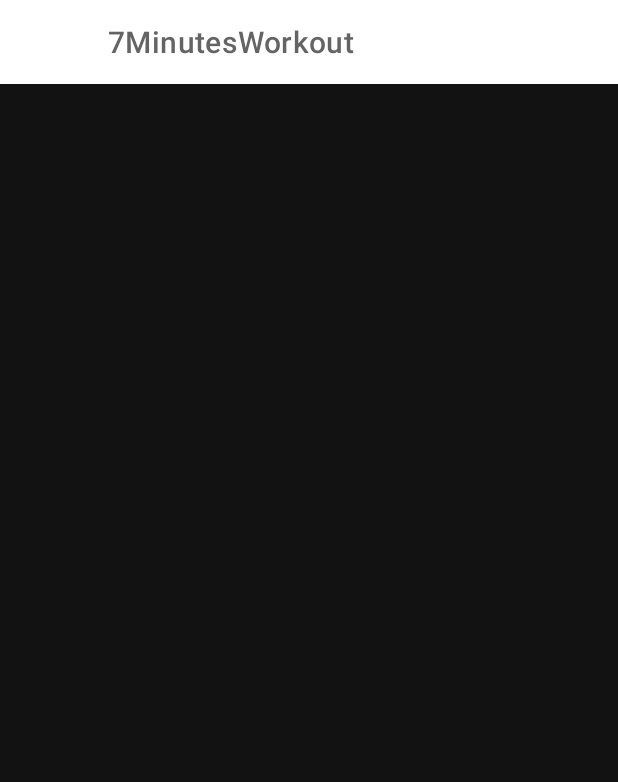
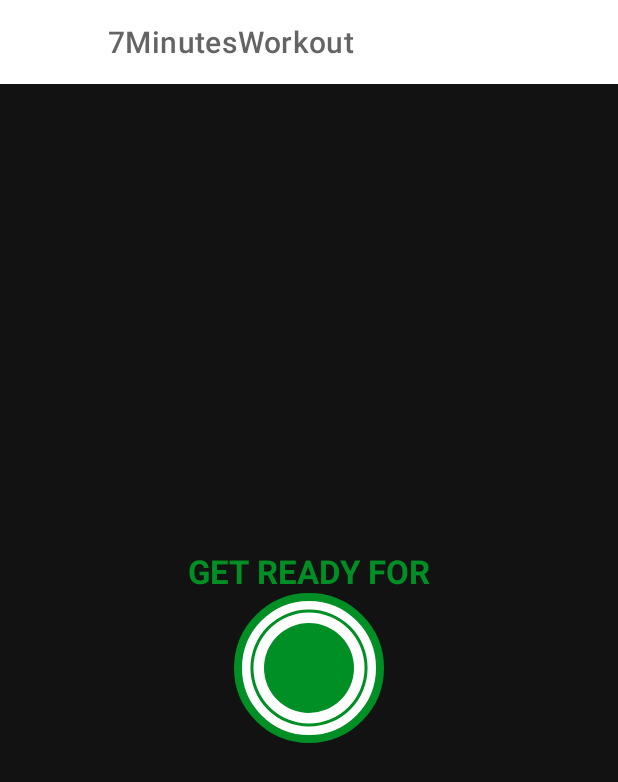
Before and after one commit to giangthao/7MinutesWorkout, an Android app: the ExerciseActivity screen opened directly, with no data from a screen before it, on a phone screen of 412 x 824 dp. Shown: the top 782 px of the screen. Run offline under Robolectric (Android 15) with nearby library versions, the phone set to English and light mode, and no system bars.

Commit message:
143 Implementing custom ui elements for a progress bar to click counterlock wise

```diff
--- a/app/src/main/java/com/example/a7minutesworkout/ExerciseActivity.kt
+++ b/app/src/main/java/com/example/a7minutesworkout/ExerciseActivity.kt
@@ -3,18 +3,19 @@ package com.example.a7minutesworkout
 import androidx.appcompat.app.AppCompatActivity
 import android.os.Bundle
 import com.example.a7minutesworkout.databinding.ActivityExerciseBinding
-import com.example.a7minutesworkout.databinding.ActivityMainBinding
 
 class ExerciseActivity : AppCompatActivity() {
-
-    private var  binding : ActivityExerciseBinding?= null
+    //Todo 1 Create 1 binding variable
+    private var binding: ActivityExerciseBinding? = null
     override fun onCreate(savedInstanceState: Bundle?) {
         super.onCreate(savedInstanceState)
-
+        //Todo 2 inflate the layout
         binding = ActivityExerciseBinding.inflate(layoutInflater)
+        //Todo 3 pass in binding?.root in the content view
         setContentView(binding?.root)
+        //Todo 5 then set support action bả and get tooBarExerciser using the binding variable
         setSupportActionBar(binding?.toolbarExcise)
-        if(supportActionBar!=null){
+        if (supportActionBar != null) {
             supportActionBar?.setDisplayHomeAsUpEnabled(true)
         }
         binding?.toolbarExcise?.setNavigationOnClickListener {
--- /dev/null
+++ b/app/src/main/res/drawable/circular_progress_bar.xml
@@ -0,0 +1,13 @@
+<?xml version="1.0" encoding="utf-8"?>
+<layer-list xmlns:android="http://schemas.android.com/apk/res/android">
+    <item>
+        <shape
+            android:innerRadiusRatio="2.7"
+            android:shape="ring"
+            android:thicknessRatio="50.0"
+            android:useLevel="true"
+            >
+            <solid android:color="@color/colorAccent"/>
+        </shape>
+    </item>
+</layer-list>
--- /dev/null
+++ b/app/src/main/res/drawable/item_circular_color_accent_background.xml
@@ -0,0 +1,7 @@
+<?xml version="1.0" encoding="utf-8"?>
+<shape xmlns:android="http://schemas.android.com/apk/res/android"
+    android:shape="oval"
+    >
+    <solid android:color="@color/colorAccent"/>
+
+</shape>
--- a/app/src/main/res/layout/activity_exercise.xml
+++ b/app/src/main/res/layout/activity_exercise.xml
@@ -1,5 +1,5 @@
 <?xml version="1.0" encoding="utf-8"?>
-<RelativeLayout xmlns:android="http://schemas.android.com/apk/res/android"
+<androidx.constraintlayout.widget.ConstraintLayout xmlns:android="http://schemas.android.com/apk/res/android"
     xmlns:app="http://schemas.android.com/apk/res-auto"
     xmlns:tools="http://schemas.android.com/tools"
     android:layout_width="match_parent"
@@ -7,11 +7,64 @@
     tools:context=".ExerciseActivity">
     <androidx.appcompat.widget.Toolbar
         android:id="@+id/toolbarExcise"
+        app:layout_constraintTop_toTopOf="parent"
         android:layout_width="match_parent"
         android:theme="@style/Base.CardView"
         android:layout_height="?android:attr/actionBarSize"
         android:background="@color/white"
         app:titleTextColor="@color/colorPrimary"
         />
+    <TextView
+        android:id="@+id/tv_Title"
+        android:layout_width="wrap_content"
+        android:layout_height="wrap_content"
+        android:text="GET READY FOR"
+        android:textSize="@dimen/default_text_size_button"
+        android:textColor="@color/colorAccent"
+        android:textStyle="bold"
+        app:layout_constraintBottom_toTopOf="@id/flProgressBar"
+        app:layout_constraintEnd_toEndOf="parent"
+        app:layout_constraintStart_toStartOf="parent" />
+     />
+    <FrameLayout
+        android:id="@+id/flProgressBar"
+        android:layout_width="100dp"
+        android:layout_height="100dp"
+        android:layout_marginTop="10dp"
+        android:background="@drawable/item_color_accent_border_ripple_background"
 
-</RelativeLayout>
+        app:layout_constraintBottom_toBottomOf="parent"
+        app:layout_constraintEnd_toEndOf="parent"
+        app:layout_constraintStart_toStartOf="parent"
+        app:layout_constraintTop_toBottomOf="@id/toolbarExcise">
+        <ProgressBar
+            android:id="@+id/progressBar"
+            style="?android:attr/progressBarStyleHorizontal"
+            android:layout_width="100dp"
+            android:layout_height="100dp"
+            android:layout_gravity="center"
+            android:background="@drawable/circular_progress_bar"
+            android:progressDrawable="@drawable/circular_progress_bar"
+            android:indeterminate="false"
+            android:max="10"
+            android:progress="100"
+            android:rotation="-90"/>
+        <LinearLayout
+            android:layout_width="60dp"
+            android:layout_height="60dp"
+            android:layout_gravity="center"
+            android:background="@drawable/item_circular_color_accent_background"
+            android:gravity="center">
+            <TextView
+                android:id="@+id/tvTimer"
+                android:layout_width="wrap_content"
+                android:layout_height="wrap_content"
+                android:textColor="#FFFFFF"
+                android:textSize="25sp"
+                android:textStyle="bold"
+                tools:text="10"/>
+
+        </LinearLayout>
+
+    </FrameLayout>
+</androidx.constraintlayout.widget.ConstraintLayout>
--- a/app/src/main/res/values-night/themes.xml
+++ b/app/src/main/res/values-night/themes.xml
@@ -1,6 +1,6 @@
 <resources xmlns:tools="http://schemas.android.com/tools">
     <!-- Base application theme. -->
-    <style name="Theme.7MinutesWorkout" parent="Theme.MaterialComponents.DayNight.DarkActionBar">
+    <style name="Theme.7MinutesWorkout" parent="Theme.MaterialComponents.Light.DarkActionBar">
         <!-- Primary brand color. -->
         <item name="colorPrimary">@color/purple_200</item>
         <item name="colorPrimaryVariant">@color/purple_700</item>
```
